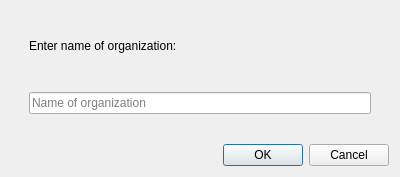
Before: the Qt Designer form ToDoListServer/orgdialog.ui in captain-moji/To_Do_List_Project, drawn with Qt 5.
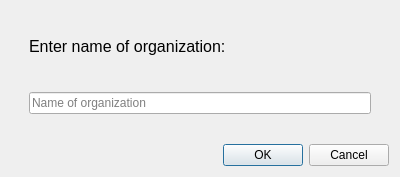
After: the same form once the commit is applied.

Patch:
```diff
--- a/ToDoListServer/orgdialog.ui
+++ b/ToDoListServer/orgdialog.ui
@@ -34,6 +34,11 @@
         <layout class="QGridLayout" name="gridLayout">
          <item row="0" column="0">
           <widget class="QLabel" name="new_organization_text">
+           <property name="font">
+            <font>
+             <pointsize>12</pointsize>
+            </font>
+           </property>
            <property name="layoutDirection">
             <enum>Qt::LeftToRight</enum>
            </property>
```
